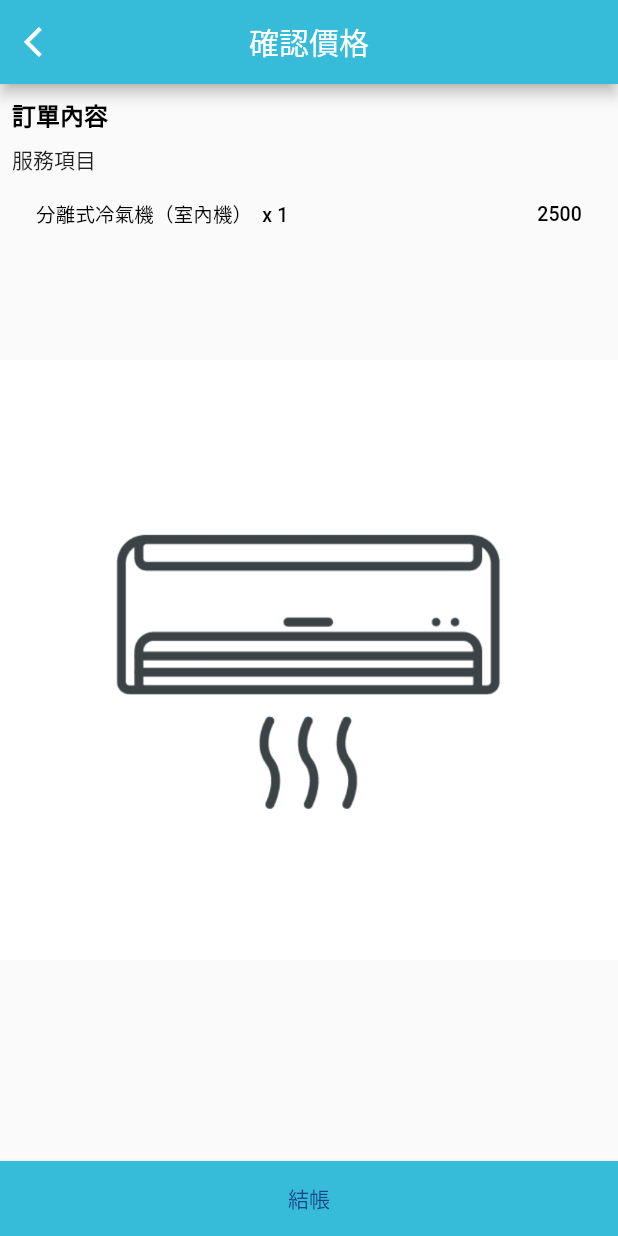
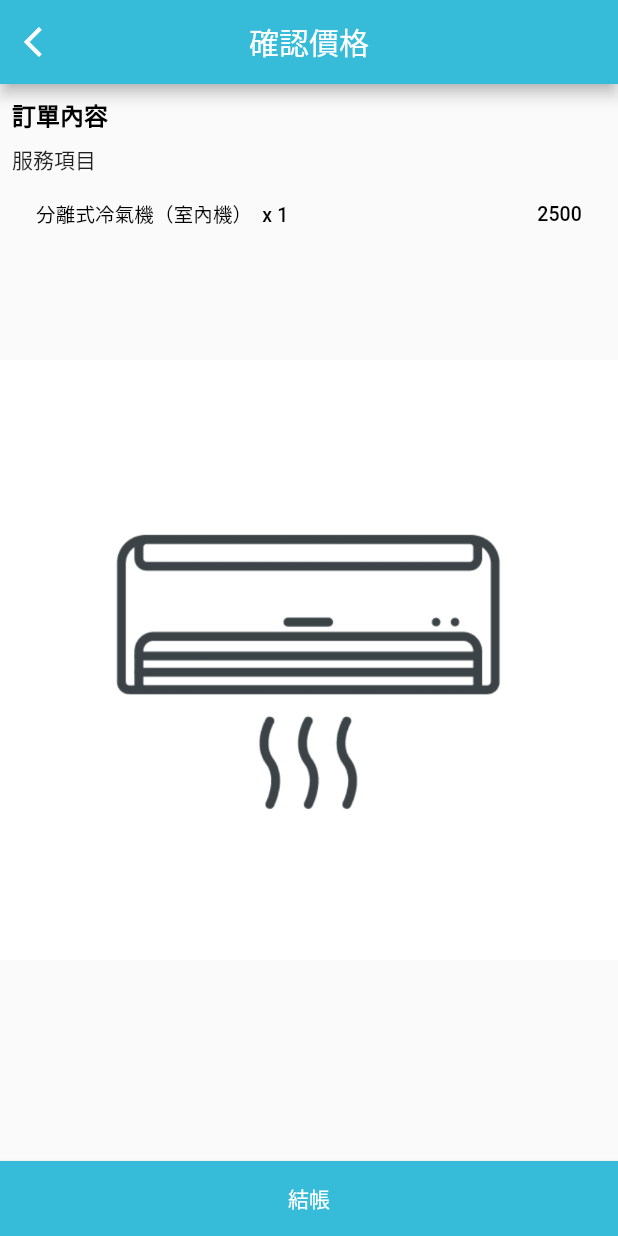
Before and after one commit to yenyen0318/flutter_jackercleaning_interview, a Flutter app: the screen it shows after launch, after a tap on the "add circle" icon, after a tap on "下一步", on a phone screen of 412 x 824 dp. Run offline on Flutter 3.47's test engine with Material 2 defaults, Android fonts, the phone set to English and light mode, and no system bars; our stand-ins replace bloc, equatable, flutter_bloc.

Commit message:
移除不必要樣式

```diff
--- a/lib/components/bottom_button.dart
+++ b/lib/components/bottom_button.dart
@@ -1,5 +1,3 @@
-import 'dart:math';
-
 import 'package:flutter/material.dart';
 
 class BottomButton extends StatelessWidget {
@@ -19,12 +17,8 @@ class BottomButton extends StatelessWidget {
       height: 50,
       child: ElevatedButton(
           onPressed: onPressed,
-          child: Text(text,
-              style: TextStyle(
-                  color: Color((Random().nextDouble() * 0xFFFFFF).toInt())
-                      .withOpacity(1.0))),
+          child: Text(text),
           style: ButtonStyle(
-              tapTargetSize: MaterialTapTargetSize.shrinkWrap, //避免底部空格
               shape: MaterialStateProperty.all<RoundedRectangleBorder>(
                   //移除圓角
                   RoundedRectangleBorder(
--- a/lib/components/cart_list.dart
+++ b/lib/components/cart_list.dart
@@ -22,16 +22,16 @@ class CartList extends StatelessWidget {
       ),
       Padding(
         padding: const EdgeInsets.all(8.0),
-        child: SizedBox(
-            height: 500, //TODO: 有時間看一下有沒有比較好的寫法
         child: ListView.builder(
+            shrinkWrap: true,
+            physics: const ClampingScrollPhysics(),
             itemCount: items.length,
             itemBuilder: (BuildContext context, int index) {
               return CartTile(
                   title: items.values.elementAt(index).title,
                   price: items.values.elementAt(index).price,
-                      quantity:items.values.elementAt(index).quantity);
-                })),
+                  quantity: items.values.elementAt(index).quantity);
+            }),
       )
     ]);
   }
--- a/lib/components/quantity_button.dart
+++ b/lib/components/quantity_button.dart
@@ -1,5 +1,3 @@
-import 'dart:math';
-
 import 'package:flutter/material.dart';
 import 'package:flutter_bloc/flutter_bloc.dart';
 import 'package:jackercleaning_interview/bloc/shop_bloc.dart';
@@ -40,11 +38,7 @@ class QuantityButton extends StatelessWidget {
               width: 20,
               child: Center(
                   child: Text(
-                "${state.cartItems[currentItem.title]?.quantity ?? 0}",
-                style: TextStyle(
-                    color: Color((Random().nextDouble() * 0xFFFFFF).toInt())
-                        .withOpacity(1.0)),
-              ))),
+                      "${state.cartItems[currentItem.title]?.quantity ?? 0}"))),
           (state.cartItems.containsKey(currentItem.title))
               ? IconButton(
                   icon: Icon(Icons.remove_circle,
```
Lines whose indentation alone changed are shown as unchanged.
